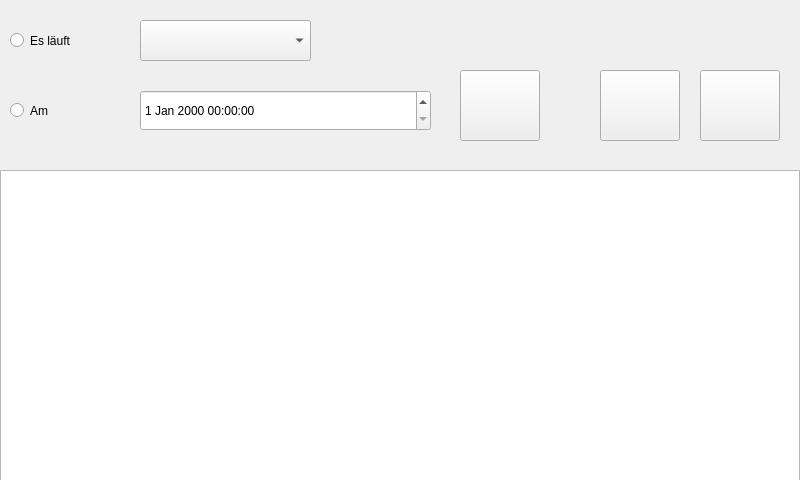
Old version of the form tv-browserm/tv-browserm/src/mainwindow.ui in the repository Nadahar/tvbrowser.
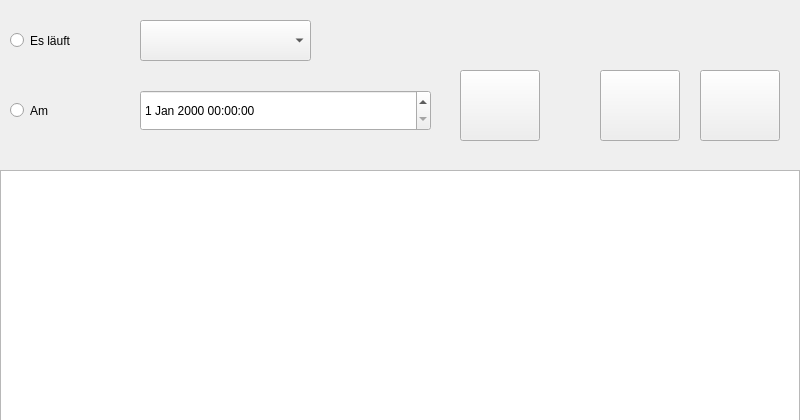
New version of the form. Icons and pictures are not drawn.

Patch:
```diff
--- a/tv-browserm/tv-browserm/src/mainwindow.ui
+++ b/tv-browserm/tv-browserm/src/mainwindow.ui
@@ -7,7 +7,7 @@
     <x>0</x>
     <y>0</y>
     <width>800</width>
-    <height>480</height>
+    <height>420</height>
    </rect>
   </property>
   <property name="windowTitle">
@@ -20,7 +20,7 @@
       <x>0</x>
       <y>170</y>
       <width>800</width>
-      <height>311</height>
+      <height>251</height>
      </rect>
     </property>
    </widget>
```
